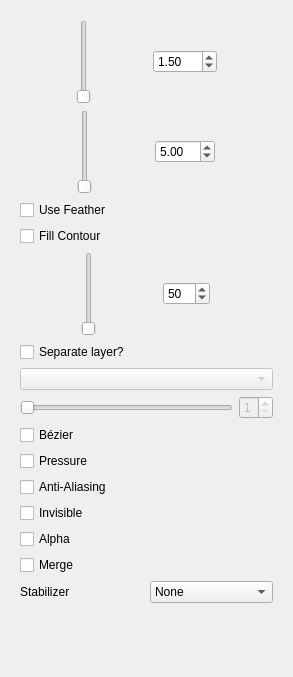
Above: app/ui/tooloptions.ui from davidlamhauge/pencil before the change. Below: the same form after it.
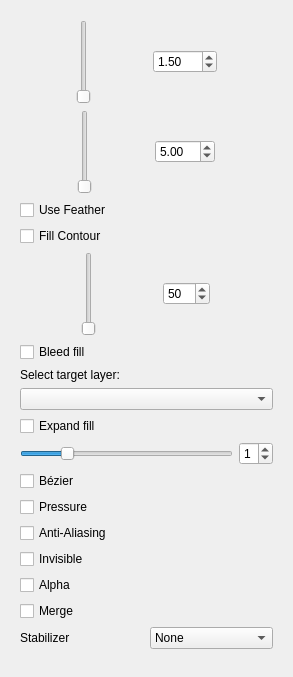
That is the form after the change. Custom widgets are drawn as their Qt base class.

Diff of the .ui file:
```diff
--- a/app/ui/tooloptions.ui
+++ b/app/ui/tooloptions.ui
@@ -30,8 +30,8 @@
        <rect>
         <x>0</x>
         <y>0</y>
-        <width>275</width>
-        <height>659</height>
+        <width>271</width>
+        <height>655</height>
        </rect>
       </property>
       <layout class="QVBoxLayout" name="verticalLayout_4">
@@ -161,32 +161,52 @@
            <item>
             <widget class="QCheckBox" name="spillFillCheckBox">
              <property name="text">
-              <string>Separate layer?</string>
+              <string>Bleed fill</string>
              </property>
             </widget>
            </item>
            <item>
-            <widget class="QComboBox" name="spillFillComboBox">
+            <widget class="QLabel" name="bleedFillLabel">
+             <property name="text">
+              <string>Select target layer:</string>
+             </property>
+            </widget>
+           </item>
+           <item>
+            <widget class="QComboBox" name="bleedFillComboBox">
              <property name="enabled">
-              <bool>false</bool>
+              <bool>true</bool>
              </property>
             </widget>
            </item>
           </layout>
          </item>
+         <item>
+          <widget class="QCheckBox" name="expandFillCheckBox">
+           <property name="text">
+            <string>Expand fill</string>
+           </property>
+          </widget>
+         </item>
          <item>
           <layout class="QHBoxLayout" name="horizontalLayout_5">
            <item>
             <widget class="QSlider" name="spillFilllSlider">
              <property name="enabled">
-              <bool>false</bool>
+              <bool>true</bool>
              </property>
              <property name="minimum">
-              <number>1</number>
+              <number>0</number>
              </property>
              <property name="maximum">
               <number>5</number>
              </property>
+             <property name="pageStep">
+              <number>1</number>
+             </property>
+             <property name="value">
+              <number>1</number>
+             </property>
              <property name="orientation">
               <enum>Qt::Horizontal</enum>
              </property>
@@ -195,14 +215,17 @@
            <item>
             <widget class="QSpinBox" name="spillFillSpinBox">
              <property name="enabled">
-              <bool>false</bool>
+              <bool>true</bool>
              </property>
              <property name="minimum">
-              <number>1</number>
+              <number>0</number>
              </property>
              <property name="maximum">
               <number>5</number>
              </property>
+             <property name="value">
+              <number>1</number>
+             </property>
             </widget>
            </item>
           </layout>
```
Left out of the diff: 6 changed lines with no effect on the pictures.
